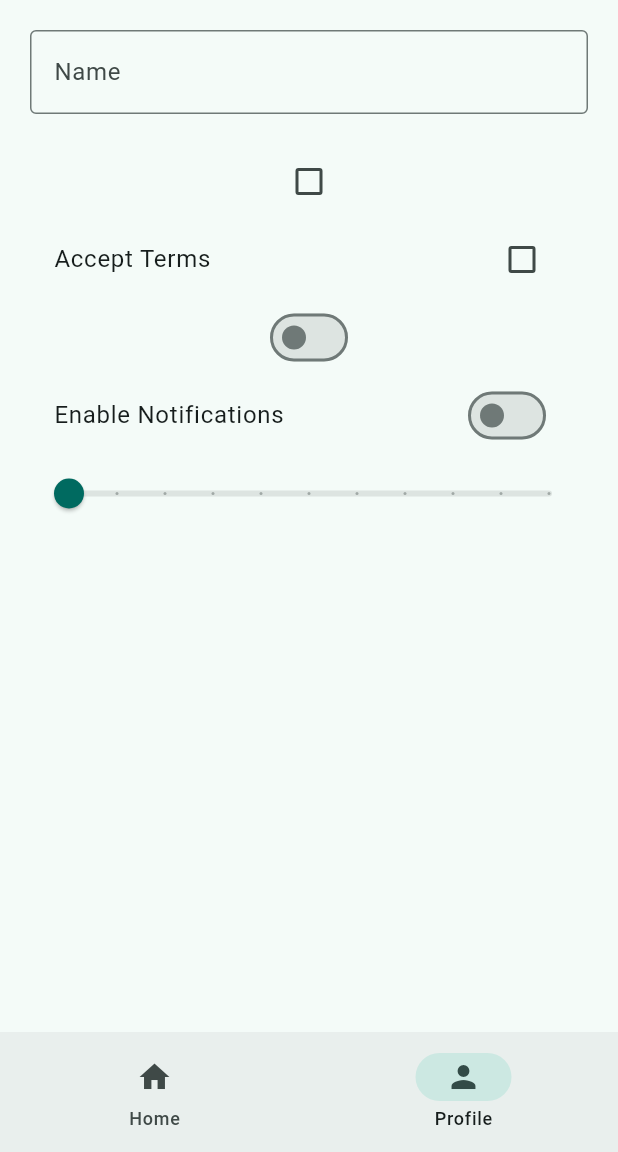
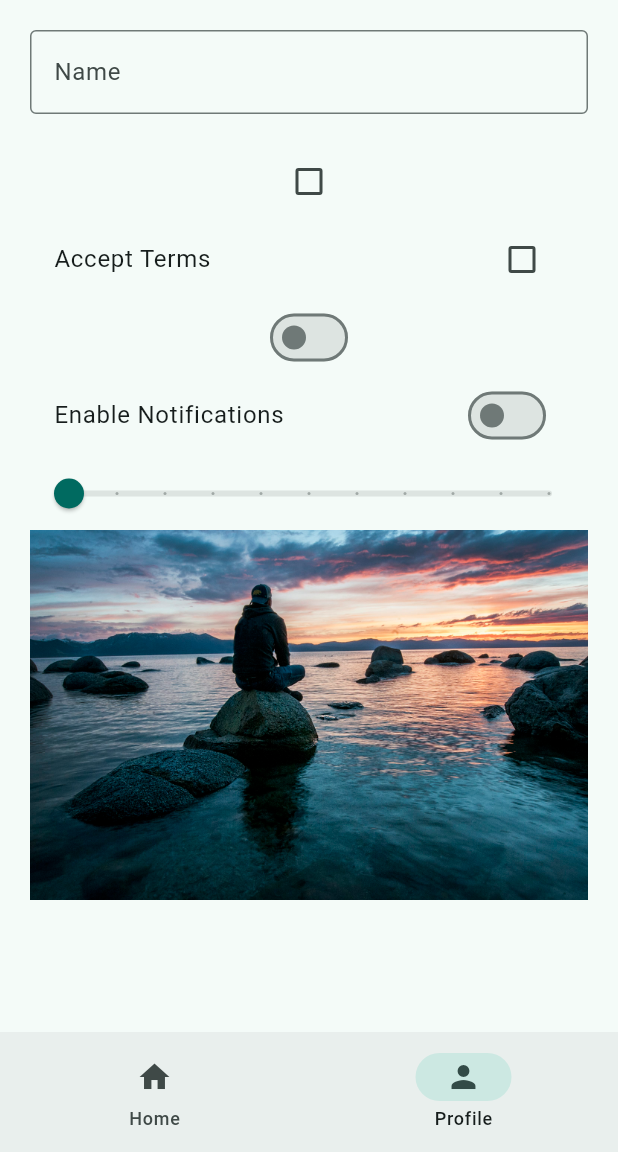
Before and after one commit to JBeluche/flutter_tutorial, a Flutter app: the screen it shows after launch, item 2 of the bottom bar chosen, on a phone screen of 412 x 824 dp, the part 84-1236 px from its top. Run offline on Flutter 3.47's test engine with Material 3 defaults, Android fonts, the phone set to English and light mode, and no system bars.

Commit message:
SingleChildScrollView

```diff
--- a/lib/views/pages/profile_page.dart
+++ b/lib/views/pages/profile_page.dart
@@ -14,7 +14,8 @@ class _ProfilePageState extends State<ProfilePage> {
   double sliderValue = 0.0;
   @override
   Widget build(BuildContext context) {
-    return Padding(
+    return SingleChildScrollView(
+      child: Padding(
         padding: const EdgeInsets.all(20.0),
         child: Column(
           children: [
@@ -76,7 +77,9 @@ class _ProfilePageState extends State<ProfilePage> {
               min: 0,
               max: 100,
             ),
+            Image.asset('assets/images/man.jpg'),
           ],
+        ),
       ),
     );
   }
--- a/pubspec.yaml
+++ b/pubspec.yaml
@@ -17,3 +17,5 @@ dev_dependencies:
 
 flutter:
   uses-material-design: true
+  assets:
+    - assets/images/
```
Also changed, not shown: assets/images/man.jpg (added). Lines whose indentation alone changed are shown as unchanged.
